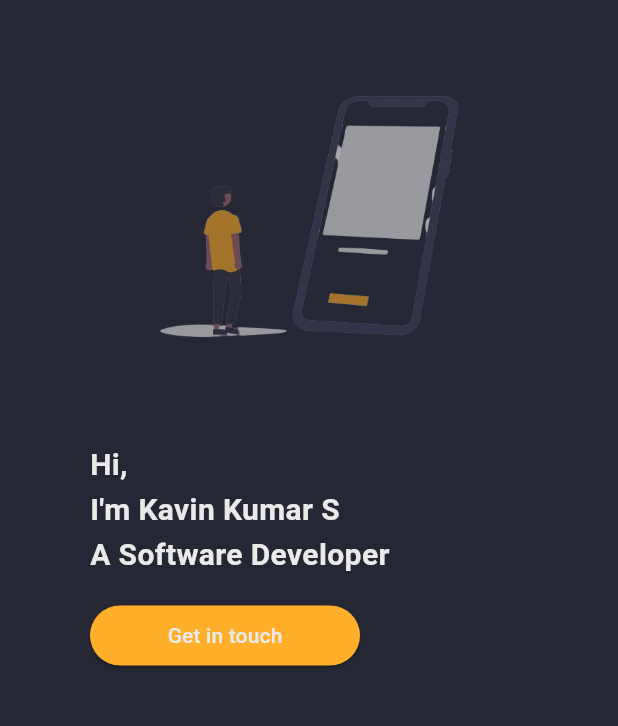
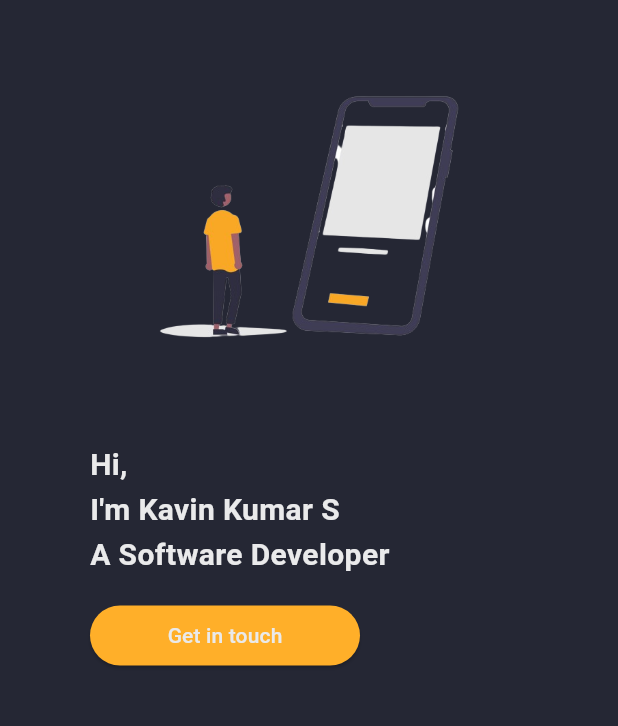
Before and after one commit to Kavin-Java-Developer/KavinKumar_MyPortfolio, a Flutter app: the screen it shows after launch, on a phone screen of 412 x 824 dp, the part 83-809 px from its top. Run offline on Flutter 3.47's test engine with Material 3 defaults, Android fonts, the phone set to English and light mode, and no system bars; our stand-ins replace get; missing offline and left inert: dart:js; statements that could not run were skipped.

Commit message:
main page logo updated

```diff
--- a/lib/widgets/main_mobile.dart
+++ b/lib/widgets/main_mobile.dart
@@ -18,20 +18,13 @@ class MainMobile extends StatelessWidget {
         crossAxisAlignment: CrossAxisAlignment.start,
         children: [
           //avatar image
-          ShaderMask(
-            shaderCallback: (bounds) {
-              return LinearGradient(colors: [
-                CustomColor.scaffoldBg.withOpacity(0.4),
-                CustomColor.scaffoldBg.withOpacity(0.4)
-              ]).createShader(bounds);
-            },
-            blendMode: BlendMode.srcATop,
-            child: Image.asset(
-              'assets/images/kavinkumar.png',
-              width: screenWidth,
-              height: 200,
-            ),
+
+          Image.asset(
+            'assets/images/kavinkumar.png',
+            width: screenWidth,
+            height: 200,
           ),
+
           SizedBox(
             height: 50,
           ),
```
Also changed, not shown: lib/widgets/main_desktop.dart (+5 -14 lines).
